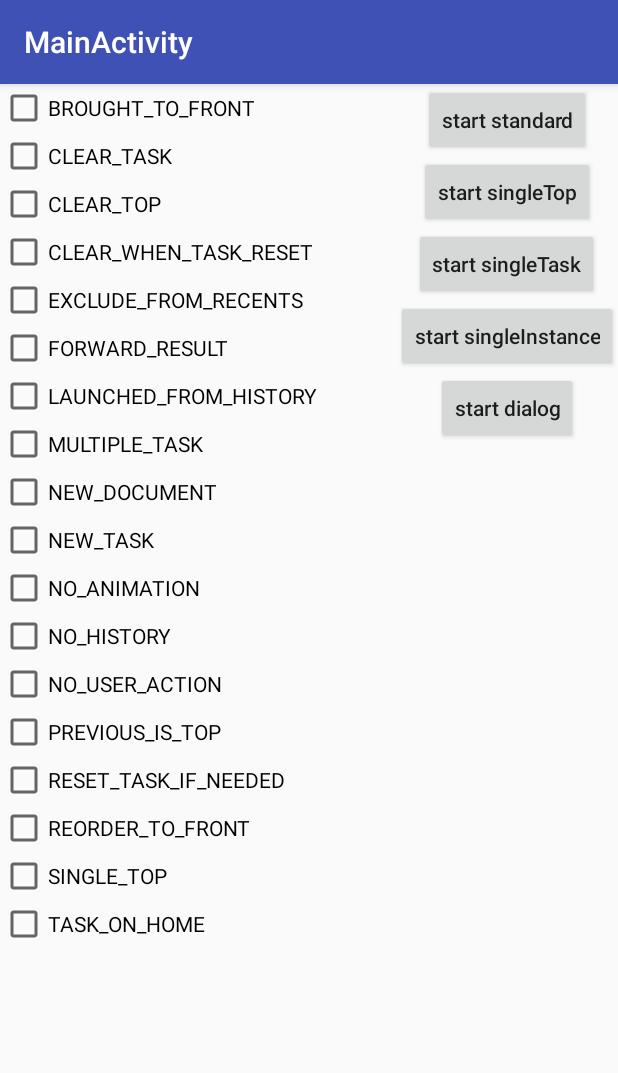
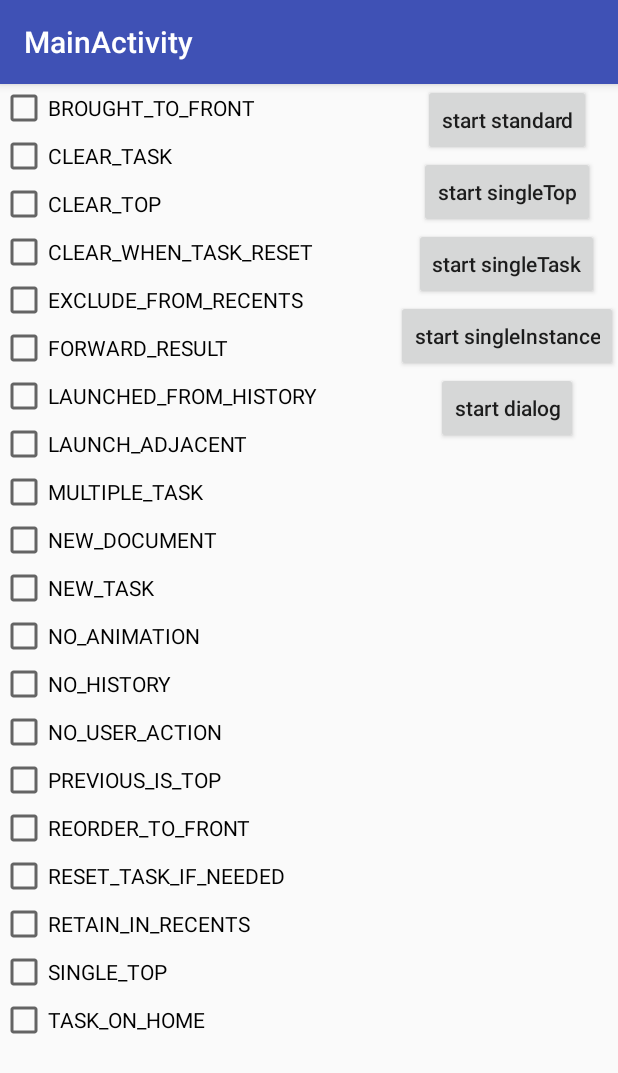
Before and after one commit to rome753/ActivityTaskView, an Android app: the screen it shows after launch (MainActivity), on a phone screen of 412 x 824 dp. Shown: the top 1073 px of the screen. Run offline under Robolectric (Android 15) with nearby library versions, the phone set to English and light mode, and no system bars.

Commit message:
add more flags, modify UI

```diff
--- a/activitytaskview/src/main/java/cc/rome753/activitytaskview/ActivityTaskView.java
+++ b/activitytaskview/src/main/java/cc/rome753/activitytaskview/ActivityTaskView.java
@@ -4,6 +4,7 @@ import android.content.Context;
 import android.graphics.Color;
 import android.util.AttributeSet;
 import android.util.Log;
+import android.view.Gravity;
 import android.view.MotionEvent;
 import android.view.WindowManager;
 import android.widget.LinearLayout;
@@ -38,6 +39,7 @@ public class ActivityTaskView extends LinearLayout {
     public ActivityTaskView(Context context, AttributeSet attrs, int defStyleAttr) {
         super(context, attrs, defStyleAttr);
         setOrientation(HORIZONTAL);
+        setGravity(Gravity.BOTTOM);
         setBackgroundColor(Color.parseColor("#33EEEEEE"));
         mLayoutMap = new TreeMap<>();
         mObserverTextViewMap = new HashMap<>();
--- a/activitytaskview/src/main/java/cc/rome753/activitytaskview/ObserverTextView.java
+++ b/activitytaskview/src/main/java/cc/rome753/activitytaskview/ObserverTextView.java
@@ -25,7 +25,7 @@ public class ObserverTextView extends TextView implements Observer{
 
     public ObserverTextView(Context context, AttributeSet attrs, int defStyleAttr) {
         super(context, attrs, defStyleAttr);
-        setTextSize(10);
+        setTextSize(12);
         setTextColor(Color.WHITE);
         setMaxLines(1);
         setBackgroundColor(Color.parseColor("#33AAAAAA"));
--- a/app/src/main/java/cc/rome753/demo/BaseActivity.java
+++ b/app/src/main/java/cc/rome753/demo/BaseActivity.java
@@ -24,6 +24,7 @@ public abstract class BaseActivity extends AppCompatActivity{
             "EXCLUDE_FROM_RECENTS",
             "FORWARD_RESULT",
             "LAUNCHED_FROM_HISTORY",
+            "LAUNCH_ADJACENT",
             "MULTIPLE_TASK",
             "NEW_DOCUMENT",
             "NEW_TASK",
@@ -31,8 +32,9 @@ public abstract class BaseActivity extends AppCompatActivity{
             "NO_HISTORY",
             "NO_USER_ACTION",
             "PREVIOUS_IS_TOP",
+            "REORDER_TO_FRONT",
             "RESET_TASK_IF_NEEDED",
-            "REORDER_TO_FRONT",
+            "RETAIN_IN_RECENTS",
             "SINGLE_TOP",
             "TASK_ON_HOME",
     };
@@ -45,6 +47,7 @@ public abstract class BaseActivity extends AppCompatActivity{
         Intent.FLAG_ACTIVITY_EXCLUDE_FROM_RECENTS,
         Intent.FLAG_ACTIVITY_FORWARD_RESULT,
         Intent.FLAG_ACTIVITY_LAUNCHED_FROM_HISTORY,
+        Intent.FLAG_ACTIVITY_LAUNCH_ADJACENT,
         Intent.FLAG_ACTIVITY_MULTIPLE_TASK,
         Intent.FLAG_ACTIVITY_NEW_DOCUMENT,
         Intent.FLAG_ACTIVITY_NEW_TASK,
@@ -52,8 +55,9 @@ public abstract class BaseActivity extends AppCompatActivity{
         Intent.FLAG_ACTIVITY_NO_HISTORY,
         Intent.FLAG_ACTIVITY_NO_USER_ACTION,
         Intent.FLAG_ACTIVITY_PREVIOUS_IS_TOP,
+        Intent.FLAG_ACTIVITY_REORDER_TO_FRONT,
         Intent.FLAG_ACTIVITY_RESET_TASK_IF_NEEDED,
-        Intent.FLAG_ACTIVITY_REORDER_TO_FRONT,
+        Intent.FLAG_ACTIVITY_RETAIN_IN_RECENTS,
         Intent.FLAG_ACTIVITY_SINGLE_TOP,
         Intent.FLAG_ACTIVITY_TASK_ON_HOME,
     };
--- a/app/src/main/res/layout/activity_base.xml
+++ b/app/src/main/res/layout/activity_base.xml
@@ -7,6 +7,7 @@
     tools:context="cc.rome753.demo.StandardActivity">
 
     <ScrollView
+        android:scrollbars="none"
         android:layout_weight="1"
         android:layout_width="0dp"
         android:layout_height="match_parent">
```
